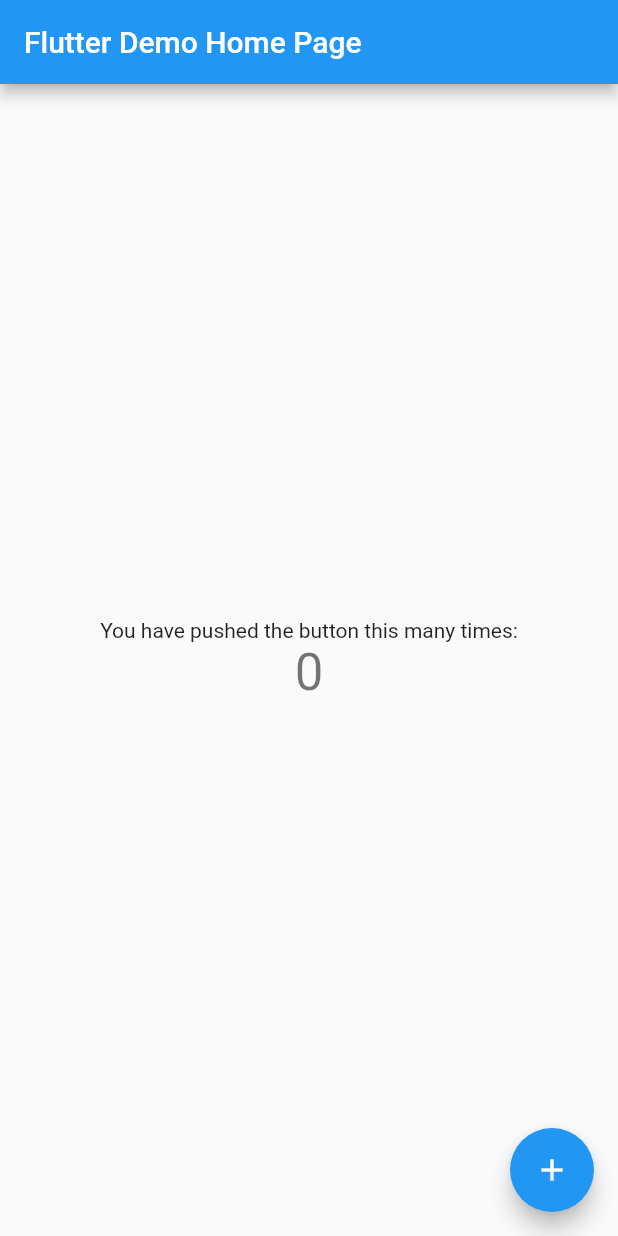
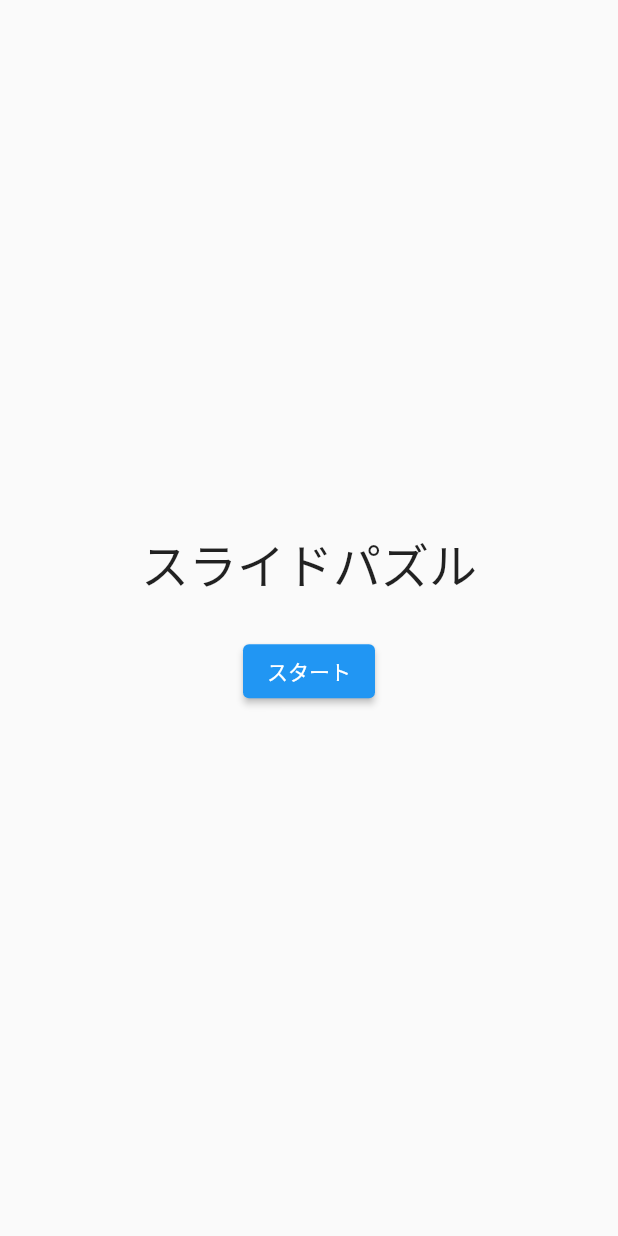
Before and after one commit to fixtip12/flutter_slide_puzzle, a Flutter app: the screen it shows after launch, on a phone screen of 412 x 824 dp. Run offline on Flutter 3.47's test engine with Material 2 defaults, Android fonts, the light colour scheme and no system bars.

Commit message:
スタート画面の作成

```diff
--- a/lib/main.dart
+++ b/lib/main.dart
@@ -1,17 +1,17 @@
 import 'package:flutter/material.dart';
 
 void main() {
-  runApp(const MyApp());
+  runApp(const MyFirstApp());
 }
 
-class MyApp extends StatelessWidget {
-  const MyApp({Key? key}) : super(key: key);
+class MyFirstApp extends StatelessWidget {
+  const MyFirstApp({Key? key}) : super(key: key);
 
   // This widget is the root of your application.
   @override
   Widget build(BuildContext context) {
     return MaterialApp(
-      title: 'Flutter Demo',
+      title: 'My First App',
       theme: ThemeData(
         // This is the theme of your application.
         //
@@ -24,13 +24,13 @@
         // is not restarted.
         primarySwatch: Colors.blue,
       ),
-      home: const MyHomePage(title: 'Flutter Demo Home Page'),
+      home: const StartPage(),
     );
   }
 }
 
-class MyHomePage extends StatefulWidget {
-  const MyHomePage({Key? key, required this.title}) : super(key: key);
+class StartPage extends StatelessWidget {
+  const StartPage({Key? key}) : super(key: key);
 
   // This widget is the home page of your application. It is stateful, meaning
   // that it has a State object (defined below) that contains fields that affect
@@ -41,26 +41,6 @@
   // used by the build method of the State. Fields in a Widget subclass are
   // always marked "final".
 
-  final String title;
-
-  @override
-  State<MyHomePage> createState() => _MyHomePageState();
-}
-
-class _MyHomePageState extends State<MyHomePage> {
-  int _counter = 0;
-
-  void _incrementCounter() {
-    setState(() {
-      // This call to setState tells the Flutter framework that something has
-      // changed in this State, which causes it to rerun the build method below
-      // so that the display can reflect the updated values. If we changed
-      // _counter without calling setState(), then the build method would not be
-      // called again, and so nothing would appear to happen.
-      _counter++;
-    });
-  }
-
   @override
   Widget build(BuildContext context) {
     // This method is rerun every time setState is called, for instance as done
@@ -70,11 +50,6 @@
     // fast, so that you can just rebuild anything that needs updating rather
     // than having to individually change instances of widgets.
     return Scaffold(
-      appBar: AppBar(
-        // Here we take the value from the MyHomePage object that was created by
-        // the App.build method, and use it to set our appbar title.
-        title: Text(widget.title),
-      ),
       body: Center(
         // Center is a layout widget. It takes a single child and positions it
         // in the middle of the parent.
@@ -96,20 +71,14 @@
           mainAxisAlignment: MainAxisAlignment.center,
           children: <Widget>[
             const Text(
-              'You have pushed the button this many times:',
+              'スライドパズル',
+              style: TextStyle(fontSize: 32),
             ),
-            Text(
-              '$_counter',
-              style: Theme.of(context).textTheme.headline4,
-            ),
+            const SizedBox(height: 24),
+            ElevatedButton(onPressed: () => {}, child: const Text('スタート')),
           ],
         ),
       ),
-      floatingActionButton: FloatingActionButton(
-        onPressed: _incrementCounter,
-        tooltip: 'Increment',
-        child: const Icon(Icons.add),
-      ), // This trailing comma makes auto-formatting nicer for build methods.
     );
   }
 }
```
